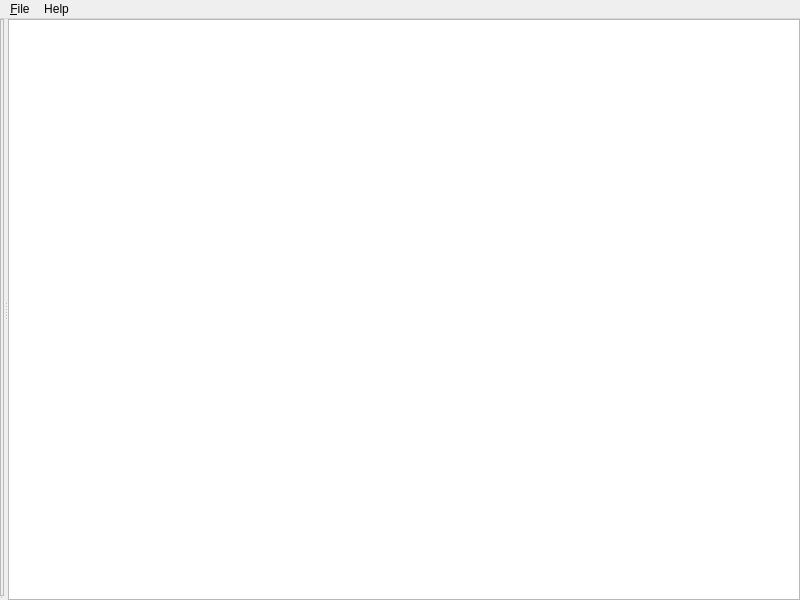
McStasMcXtrace/ufit, file ufit/gui/main.ui: the form before one commit.
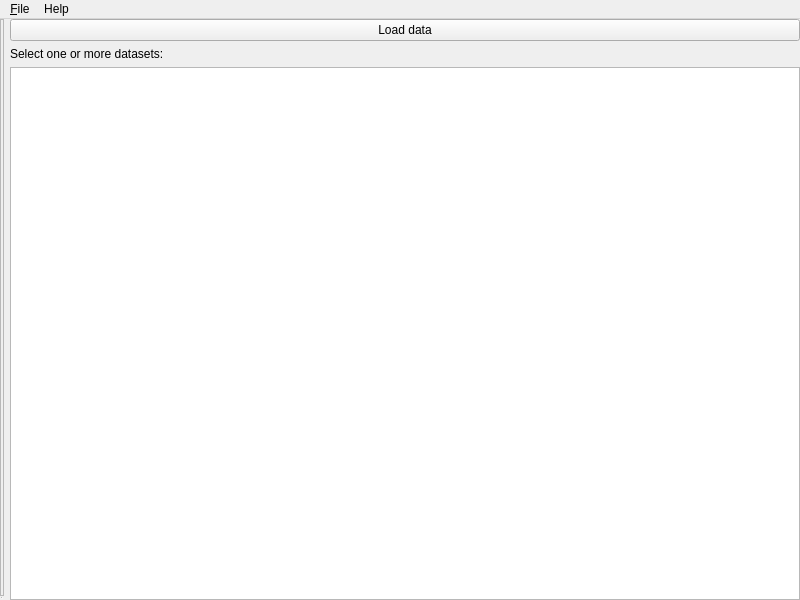
The form after the commit. Custom widgets are drawn as their Qt base class.

Commit message: gui: remove "load data" from set list, add a button above

Patch:
```diff
--- a/ufit/gui/main.ui
+++ b/ufit/gui/main.ui
@@ -14,15 +14,11 @@
    <string>ufit</string>
   </property>
   <widget class="QWidget" name="centralwidget">
-   <layout class="QHBoxLayout" name="horizontalLayout">
+   <layout class="QHBoxLayout" name="horizontalLayout_2">
     <property name="margin">
      <number>0</number>
     </property>
     <item>
-     <widget class="QSplitter" name="hsplitter">
-      <property name="orientation">
-       <enum>Qt::Horizontal</enum>
-      </property>
       <widget class="QSplitter" name="vsplitter">
        <property name="orientation">
         <enum>Qt::Vertical</enum>
@@ -37,8 +33,31 @@
        </widget>
        <widget class="QStackedWidget" name="stacker"/>
       </widget>
+    </item>
+    <item>
+     <layout class="QVBoxLayout" name="verticalLayout">
+      <item>
+       <layout class="QHBoxLayout" name="horizontalLayout">
+        <item>
+         <widget class="QPushButton" name="loadBtn">
+          <property name="text">
+           <string>Load data</string>
+          </property>
+         </widget>
+        </item>
+       </layout>
+      </item>
+      <item>
+       <widget class="QLabel" name="label">
+        <property name="text">
+         <string>Select one or more datasets:</string>
+        </property>
+       </widget>
+      </item>
+      <item>
       <widget class="DataListView" name="datalist"/>
-     </widget>
+      </item>
+     </layout>
     </item>
    </layout>
   </widget>
```
Left out of the diff: 2 changed lines with no effect on the pictures. Lines whose indentation alone changed are shown as unchanged. The commit also changes 2 other files.
